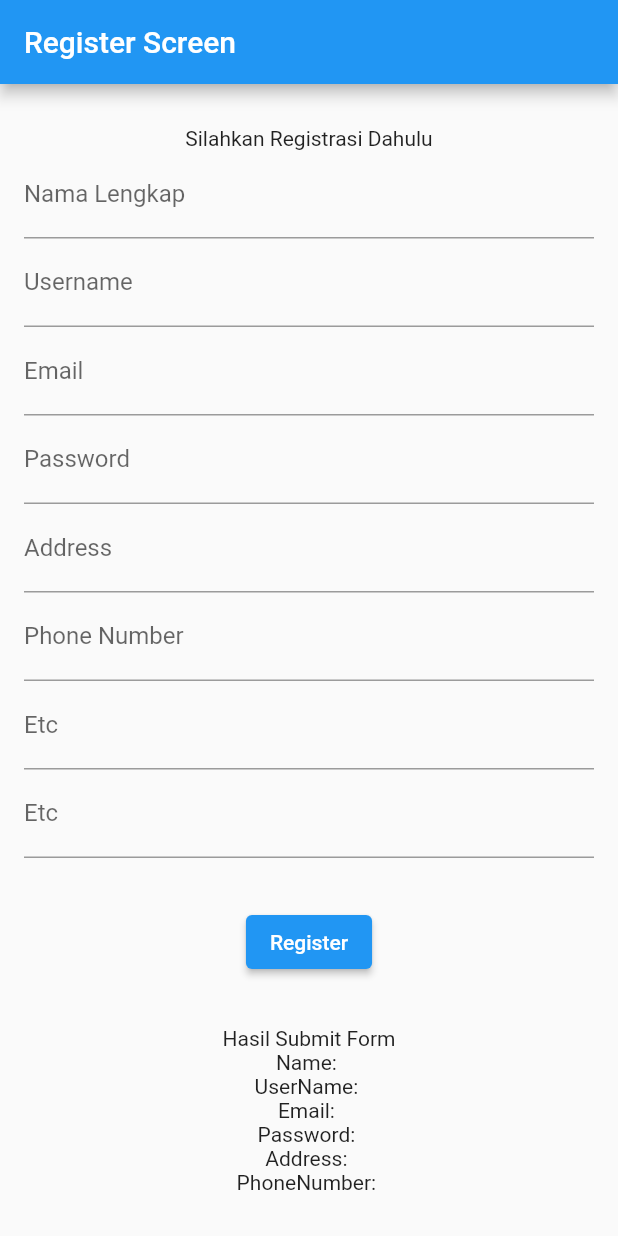
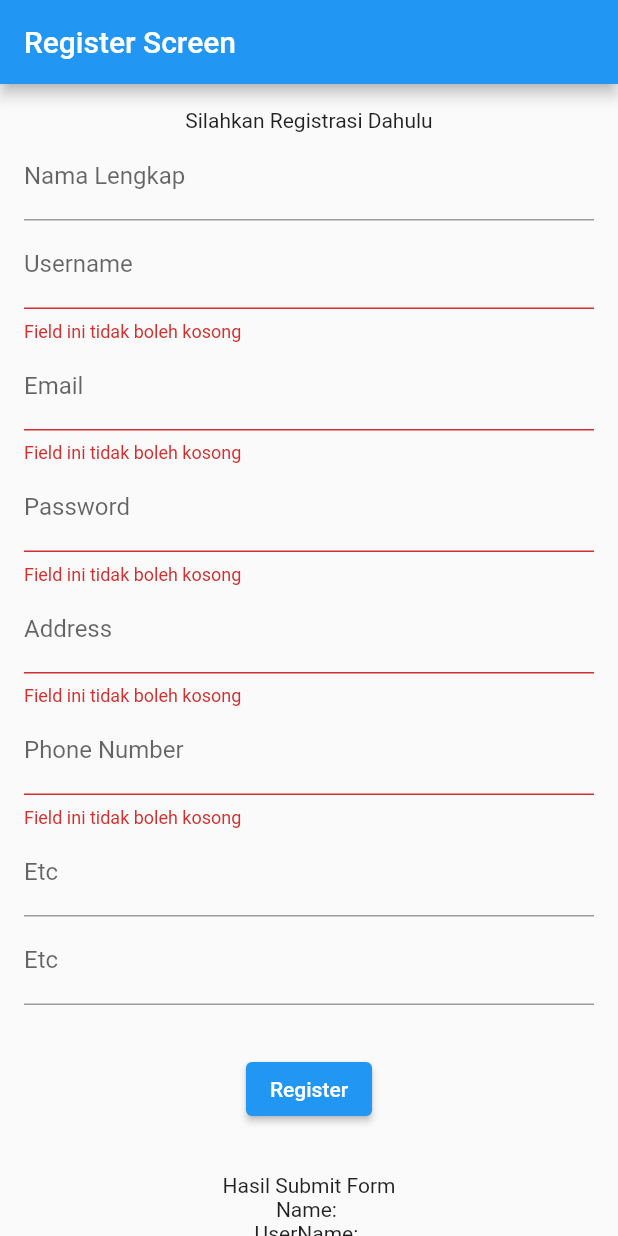
Before and after one commit to ipls/flutter, a Flutter app: the screen it shows after launch, after a tap on "Register", on a phone screen of 412 x 824 dp. Run offline on Flutter 3.47's test engine with Material 2 defaults, Android fonts, the phone set to English and light mode, and no system bars.

Commit message:
done submit register form

```diff
--- a/lib/register_screen.dart
+++ b/lib/register_screen.dart
@@ -20,12 +20,15 @@ class _RegisterScreenState extends State<RegisterScreen> {
   var password = "";
   var address = "";
   var phoneNumber = "";
+  var formKey = GlobalKey<FormState>();
 
   @override
   Widget build(BuildContext context) {
     return Scaffold(
       appBar: AppBar(title: Text("Register Screen"),),
       body: Center(child: SingleChildScrollView(
+        child: Form(
+          key: formKey,
           child: Container(
               padding: const EdgeInsets.all(16),
               child: Column(
@@ -33,28 +36,64 @@ class _RegisterScreenState extends State<RegisterScreen> {
                   Text("Silahkan Registrasi Dahulu"),
                   TextFormField(
                     controller: nameController,
+                    validator: (value){
+                      if((value?.length ?? 0) > 5) {
+                        return "Nama Tidak Boleh Lebih Dari 5 Karakter";
+                      }
+                      return null;
+                    },
                     decoration: InputDecoration(label: Text("Nama Lengkap")),
                   ),
                   TextFormField(
                     controller: usernameController,
+                    validator: (val){
+                      if (val?.isEmpty ?? false){
+                        return "Field ini tidak boleh kosong";
+                      }
+                      return null;
+                    },
                     decoration: InputDecoration(label: Text("Username")),
                   ),
                   TextFormField(
                     controller: emailController,
+                    validator: (val){
+                      if (val?.isEmpty ?? false){
+                        return "Field ini tidak boleh kosong";
+                      }
+                      return null;
+                    },
                     keyboardType: TextInputType.emailAddress,
                     decoration: InputDecoration(label: Text("Email")),
                   ),
                   TextFormField(
                     controller: passwordController,
+                    validator: (val){
+                      if (val?.isEmpty ?? false){
+                        return "Field ini tidak boleh kosong";
+                      }
+                      return null;
+                    },
                     obscureText: true,
                     decoration: InputDecoration(label: Text("Password")),
                   ),
                   TextFormField(
                     controller: addressController,
+                    validator: (val){
+                      if (val?.isEmpty ?? false){
+                        return "Field ini tidak boleh kosong";
+                      }
+                      return null;
+                    },
                     decoration: InputDecoration(label: Text("Address")),
                   ),
                   TextFormField(
                     controller: phoneNumberController,
+                    validator: (val){
+                      if (val?.isEmpty ?? false){
+                        return "Field ini tidak boleh kosong";
+                      }
+                      return null;
+                    },
                     keyboardType: TextInputType.phone,
                     decoration: InputDecoration(label: Text("Phone Number")),
                   ),
@@ -65,7 +104,8 @@ class _RegisterScreenState extends State<RegisterScreen> {
                     decoration: InputDecoration(label: Text("Etc")),
                   ),
                   SizedBox(height: 32,),
-                ElevatedButton(onPressed: (){
+                  ElevatedButton(onPressed: () {
+                    if ((formKey.currentState?.validate() ?? false)) {
                       setState(() {
                         nama = nameController.text;
                         username = usernameController.text;
@@ -80,7 +120,9 @@ class _RegisterScreenState extends State<RegisterScreen> {
                         addressController.text = "";
                         phoneNumberController.text = "";
                       });
-                }, child: Text("Register")),
+                    }
+                  },
+                      child: Text("Register")),
                   SizedBox(height: 32,),
                   Text("Hasil Submit Form"),
                   Text("Name: ${nama}"),
@@ -91,6 +133,7 @@ class _RegisterScreenState extends State<RegisterScreen> {
                   Text("PhoneNumber: ${phoneNumber}"),
                 ],
               )),
+        ),
       ),),
     );
   }
```
Lines whose indentation alone changed are shown as unchanged.
